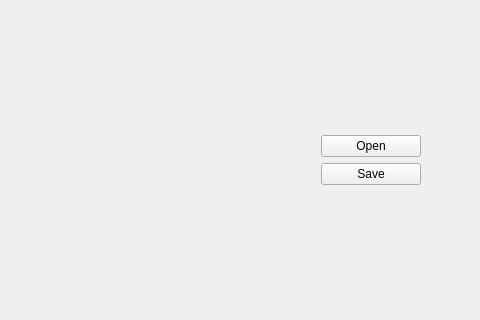
Old version of the form src/Mirage/Viewer/Viewer.ui in the repository PlathC/Mirage; both pictures show x 320 to 800 and y 129 to 449 of the 800 by 600 pixel window.
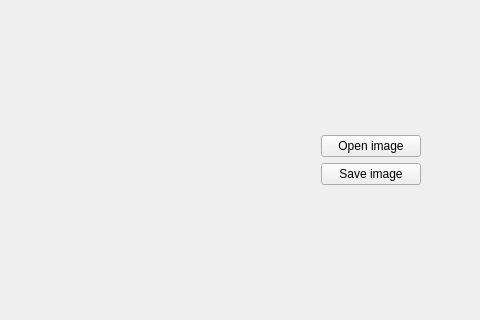
New version of the form.

Commit message: Change button name to make it more explicit

Diff of the .ui file:
```diff
--- a/src/Mirage/Viewer/Viewer.ui
+++ b/src/Mirage/Viewer/Viewer.ui
@@ -64,14 +64,14 @@
               </size>
              </property>
              <property name="text">
-              <string>Open</string>
+              <string>Open image</string>
              </property>
             </widget>
            </item>
            <item row="1" column="0">
             <widget class="QPushButton" name="m_pbSave">
              <property name="text">
-              <string>Save</string>
+              <string>Save image</string>
              </property>
             </widget>
            </item>
```
